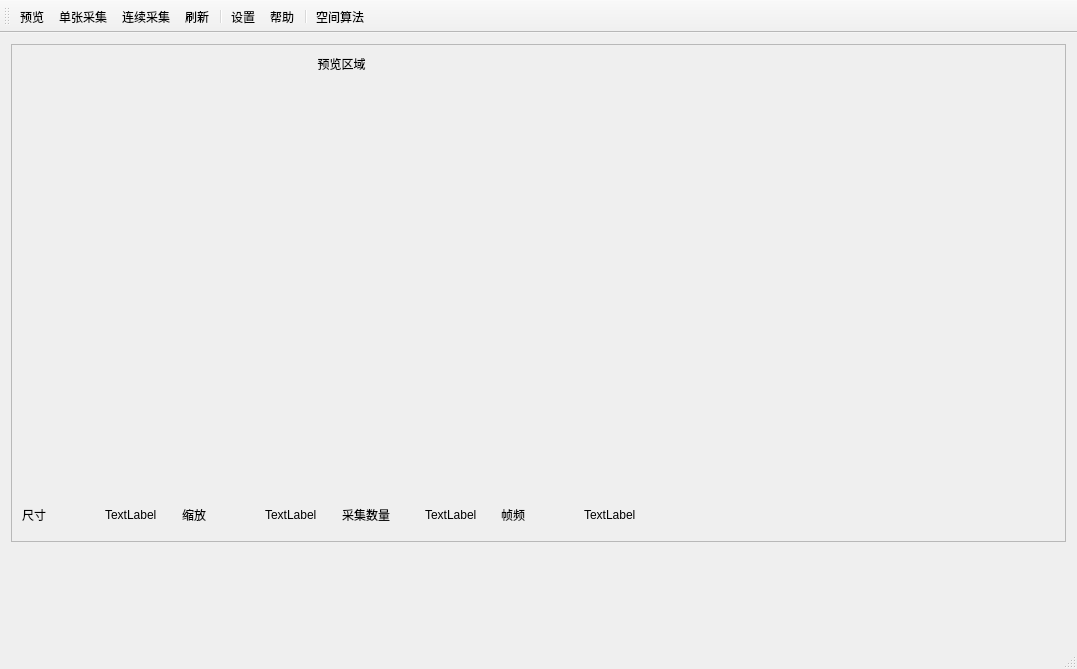
This is mainwindow.ui in aihes/PylonCamera as Qt 5 draws it before an edit. The edited form follows.
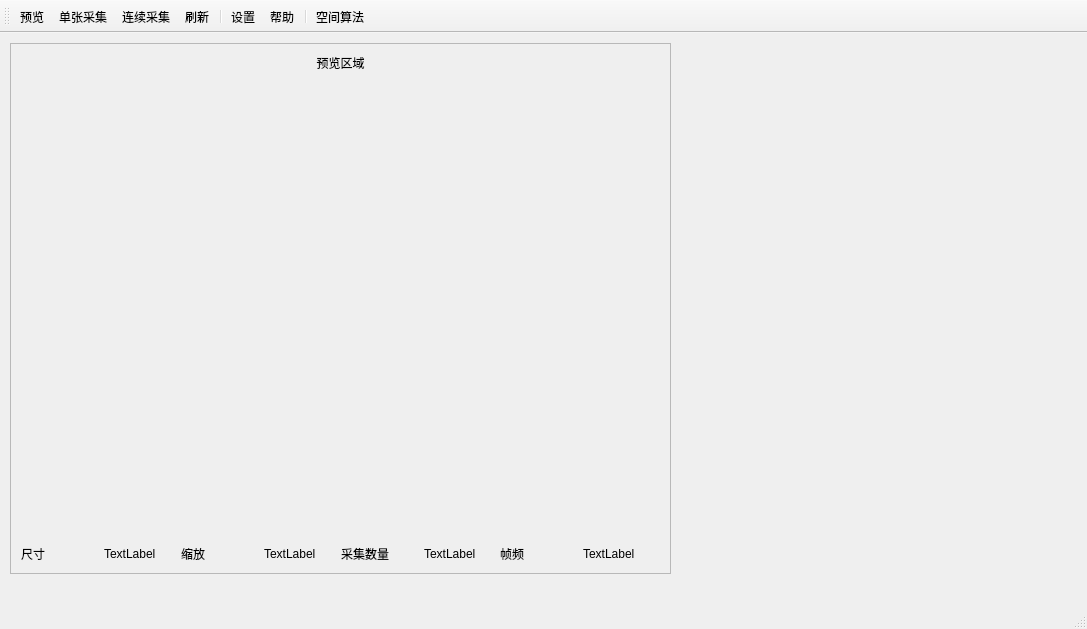
This is the edited form. Icons and pictures are not drawn.

Commit message: 修改了主窗口界面文件

Diff of the .ui file:
```diff
--- a/mainwindow.ui
+++ b/mainwindow.ui
@@ -6,8 +6,8 @@
    <rect>
     <x>0</x>
     <y>0</y>
-    <width>1077</width>
-    <height>669</height>
+    <width>1087</width>
+    <height>629</height>
    </rect>
   </property>
   <property name="sizePolicy">
@@ -23,20 +23,37 @@
    <property name="minimumSize">
     <size>
      <width>684</width>
-     <height>520</height>
+     <height>550</height>
     </size>
    </property>
    <property name="maximumSize">
     <size>
      <width>1120</width>
-     <height>520</height>
+     <height>550</height>
     </size>
    </property>
-   <layout class="QGridLayout" name="gridLayout">
-    <item row="0" column="0">
-     <layout class="QHBoxLayout" name="horizontalLayout">
-      <item>
+   <widget class="QLabel" name="destDisplay">
+    <property name="geometry">
+     <rect>
+      <x>680</x>
+      <y>10</y>
+      <width>381</width>
+      <height>331</height>
+     </rect>
+    </property>
+    <property name="text">
+     <string/>
+    </property>
+   </widget>
        <widget class="QFrame" name="srcFrame">
+    <property name="geometry">
+     <rect>
+      <x>10</x>
+      <y>10</y>
+      <width>661</width>
+      <height>531</height>
+     </rect>
+    </property>
         <property name="frameShape">
          <enum>QFrame::StyledPanel</enum>
         </property>
@@ -49,7 +66,7 @@
            <x>0</x>
            <y>0</y>
            <width>661</width>
-           <height>491</height>
+       <height>531</height>
           </rect>
          </property>
          <layout class="QVBoxLayout" name="srcVerticalLayout" stretch="0,1,0">
@@ -181,24 +198,7 @@
           </item>
          </layout>
         </widget>
-        <widget class="QLabel" name="destDisplay">
-         <property name="geometry">
-          <rect>
-           <x>660</x>
-           <y>30</y>
-           <width>381</width>
-           <height>331</height>
-          </rect>
-         </property>
-         <property name="text">
-          <string/>
-         </property>
-        </widget>
-       </widget>
-      </item>
-     </layout>
-    </item>
-   </layout>
+   </widget>
   </widget>
   <widget class="QMenuBar" name="menuBar">
    <property name="geometry">
```
Left out of the diff: 4 changed lines with no effect on the pictures. Lines whose indentation alone changed are shown as unchanged. The commit also changes 2 other files.
